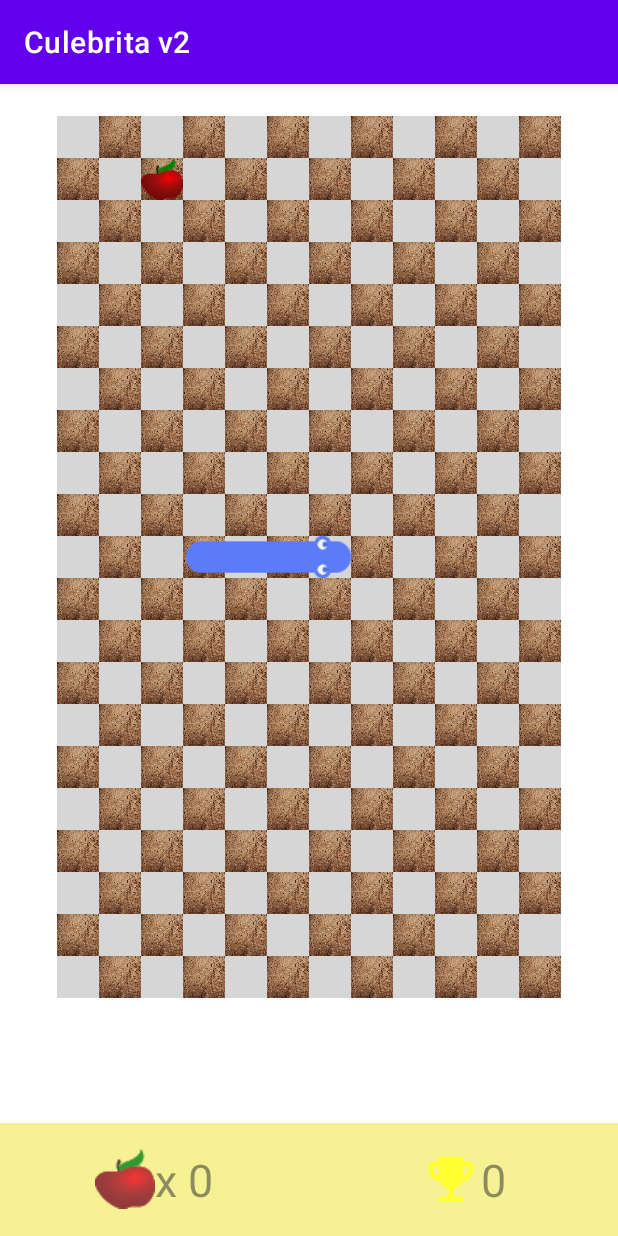
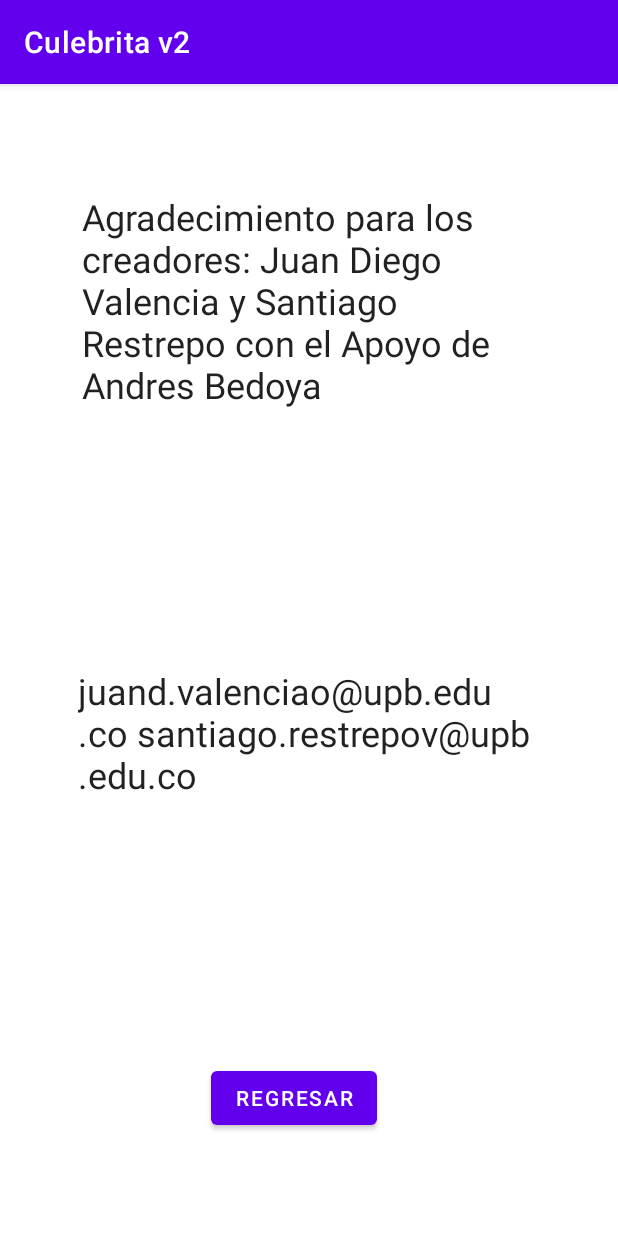
Before and after one commit to juandValencia/Juego_Android_Final, an Android app: the screen it shows after launch (MainActivity before the commit, Creditos after it), on a phone screen of 412 x 824 dp. Run offline under Robolectric (Android 15) with nearby library versions, the phone set to English and light mode, and no system bars.

Commit message:
Vista Inicio y Creditos Basicas OK

```diff
--- /dev/null
+++ b/app/src/main/java/com/example/juego_puzzle/Creditos.java
@@ -0,0 +1,14 @@
+package com.example.juego_puzzle;
+
+import androidx.appcompat.app.AppCompatActivity;
+
+import android.os.Bundle;
+
+public class Creditos extends AppCompatActivity {
+
+    @Override
+    protected void onCreate(Bundle savedInstanceState) {
+        super.onCreate(savedInstanceState);
+        setContentView(R.layout.activity_creditos);
+    }
+}
--- /dev/null
+++ b/app/src/main/res/layout/activity_creditos.xml
@@ -0,0 +1,46 @@
+<?xml version="1.0" encoding="utf-8"?>
+<androidx.constraintlayout.widget.ConstraintLayout xmlns:android="http://schemas.android.com/apk/res/android"
+    xmlns:app="http://schemas.android.com/apk/res-auto"
+    xmlns:tools="http://schemas.android.com/tools"
+    android:layout_width="match_parent"
+    android:layout_height="match_parent"
+    tools:context=".Creditos">
+
+    <Button
+        android:id="@+id/Regresar"
+        android:layout_width="wrap_content"
+        android:layout_height="wrap_content"
+        android:text="Regresar"
+        app:layout_constraintBottom_toBottomOf="parent"
+        app:layout_constraintEnd_toEndOf="parent"
+        app:layout_constraintHorizontal_bias="0.467"
+        app:layout_constraintStart_toStartOf="parent"
+        app:layout_constraintTop_toTopOf="parent"
+        app:layout_constraintVertical_bias="0.906" />
+
+    <TextView
+        android:id="@+id/textView"
+        android:layout_width="302dp"
+        android:layout_height="178dp"
+        android:layout_marginTop="72dp"
+        android:text="@string/Agradecimientos1"
+        android:textAppearance="@style/TextAppearance.AppCompat.Body1"
+        android:textSize="24sp"
+        app:layout_constraintEnd_toEndOf="parent"
+        app:layout_constraintHorizontal_bias="0.495"
+        app:layout_constraintStart_toStartOf="parent"
+        app:layout_constraintTop_toTopOf="parent" />
+
+    <TextView
+        android:id="@+id/textView5"
+        android:layout_width="308dp"
+        android:layout_height="101dp"
+        android:layout_marginTop="388dp"
+        android:text="@string/Correo1"
+        android:textAppearance="@style/TextAppearance.AppCompat.Body1"
+        android:textSize="24sp"
+        app:layout_constraintEnd_toEndOf="parent"
+        app:layout_constraintStart_toStartOf="parent"
+        app:layout_constraintTop_toTopOf="parent" />
+
+</androidx.constraintlayout.widget.ConstraintLayout>
--- a/app/src/main/res/values/strings.xml
+++ b/app/src/main/res/values/strings.xml
@@ -1,3 +1,9 @@
 <resources>
     <string name="app_name">Culebrita v2</string>
+    <string name="Agradecimientos1">Agradecimiento para los creadores:
+        Juan Diego Valencia y Santiago Restrepo con el Apoyo de Andres Bedoya
+    </string>
+    <string name="Contacto"> Contactos</string>
+    <string name="Correo1">juand.valenciao@upb.edu.co  santiago.restrepov@upb.edu.co</string>
+    <string name="Correo2">juand.valenciao@upb.edu.co</string>
 </resources>
```
Also changed, not shown: app/src/main/AndroidManifest.xml (+14 -0 lines), app/src/main/java/com/example/juego_puzzle/Inicio.java (added, +42 -0 lines), app/src/main/res/layout/activity_inicio2.xml (added, +60 -0 lines).
